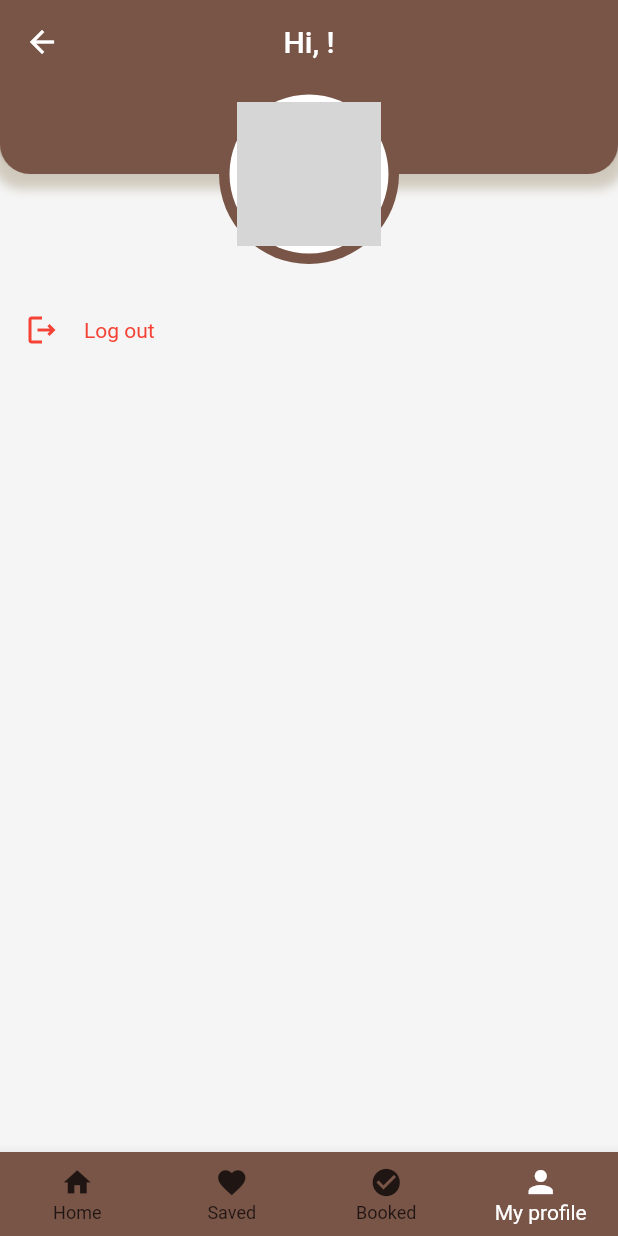
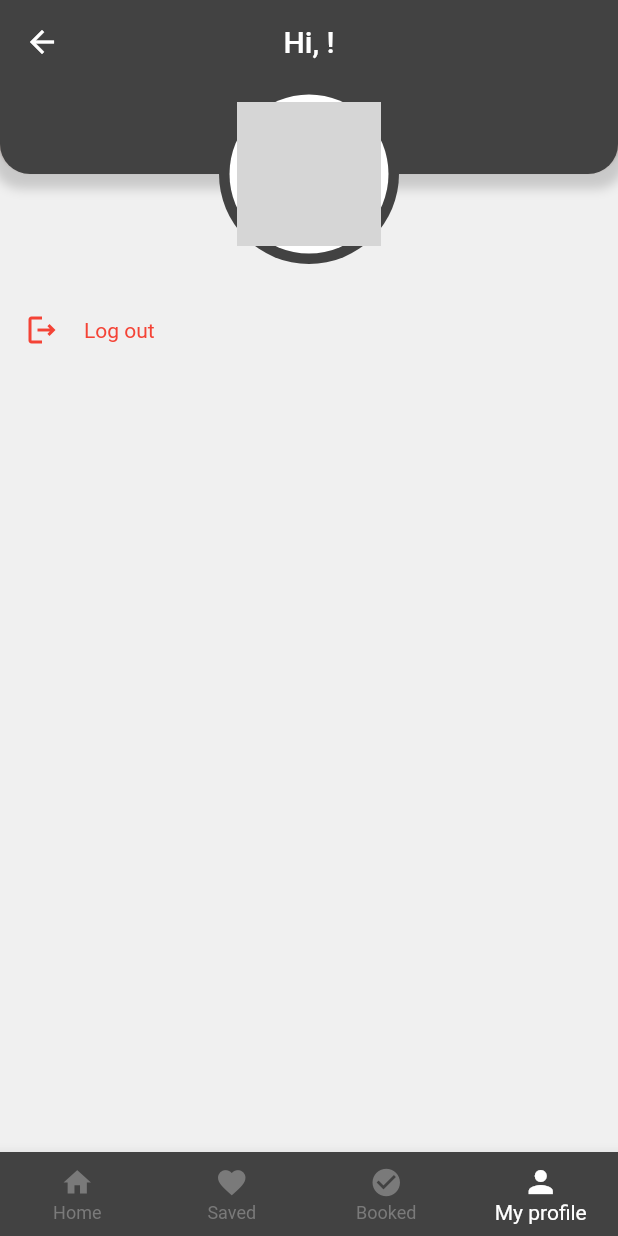
Before and after one commit to makjac/Flutter_HotelMotel_App, a Flutter app: the HomePage screen opened by its route, item 4 of the bottom bar chosen, on a phone screen of 412 x 824 dp. Run offline on Flutter 3.47's test engine with Material 2 defaults, Android fonts, the phone set to English and light mode, and no system bars; our stand-ins replace bloc, carousel_slider, cloud_firestore, equatable, firebase_analytics, firebase_auth and 8 more; accounts and stored records are empty; network calls fail; grey boxes are pictures that could not be loaded.

Commit message:
colors update

```diff
--- a/lib/screens/home_screens/profile/profile_header.dart
+++ b/lib/screens/home_screens/profile/profile_header.dart
@@ -34,7 +34,7 @@ class ProfileHeader extends StatelessWidget {
                       blurStyle: BlurStyle.normal,
                       spreadRadius: 0),
                   BoxShadow(
-                      color: Color.fromARGB(58, 83, 55, 2),
+                      color: Color.fromARGB(57, 67, 67, 67),
                       offset: Offset(0, 5),
                       //color: Colors.brown,
                       blurRadius: 5,
@@ -57,7 +57,7 @@ class ProfileHeader extends StatelessWidget {
       left: 0,
       right: 0,
       child: CircleAvatar(
-        backgroundColor: Colors.brown,
+        backgroundColor: Color.fromARGB(255, 66, 66, 66),
         radius: 60,
         child: CircleAvatar(
           backgroundColor: Colors.white,
--- a/lib/screens/hotel_screen/widgets/hotel_page_title.dart
+++ b/lib/screens/hotel_screen/widgets/hotel_page_title.dart
@@ -60,7 +60,6 @@ class HotelPageTitle extends StatelessWidget {
               number: (hotel.rating / 100) * 5,
               textPadding: 5,
               textScale: 1.3,
-              color: Colors.black,
             ),
           ),
         ),
--- a/lib/screens/hotel_screen/widgets/summary/hotel_summary.dart
+++ b/lib/screens/hotel_screen/widgets/summary/hotel_summary.dart
@@ -61,7 +61,6 @@ class _HotelSummaryState extends State<HotelSummary> {
               number: (hotel.rating / 100) * 5,
               textPadding: 5,
               textScale: 1.1,
-              color: Colors.black,
             ),
             const SizedBox(width: Insets.xs),
             _stars(width, hotel.rating),
--- a/lib/theme/colors.dart
+++ b/lib/theme/colors.dart
@@ -2,10 +2,10 @@ import 'package:flutter/material.dart';
 
 class InsetsColors {
   //main colors
-  static const Color backgroundColor = Color.fromARGB(255, 245, 245, 245);
+  static const Color backgroundColor = Color.fromARGB(255, 240, 240, 240);
 
   //AppBar
-  static const Color abBackgroundColor = Colors.brown;
+  static const Color abBackgroundColor = Color.fromARGB(255, 66, 66, 66);
 
   //effects
   static const Color splashColor = Color.fromARGB(34, 121, 85, 72);
@@ -19,18 +19,14 @@ class InsetsColors {
   static const Color authHeaderTextColor = Color.fromARGB(255, 55, 55, 55);
 
   //BottomNavigationBar
-  static const Color bnbBackgroundColor =
-      Colors.brown; //Color.fromARGB(255, 140, 101, 87);
+  static const Color bnbBackgroundColor = Color.fromARGB(255, 66, 66, 66);
   static const Color bnbSelectedItemColor = Colors.white;
-  static const Color bnbUnselectedItemColor = Color.fromARGB(255, 31, 21, 18);
+  static const Color bnbUnselectedItemColor =
+      Color.fromARGB(255, 122, 122, 122);
 
   //TextFormField
   static const Color tffFillColor = Color.fromARGB(148, 229, 229, 229);
   static const Color tffBorderColor = Color.fromARGB(255, 103, 103, 103);
-
-  // //ElevatedButton
-  // static const Color eButBackgroundColor = Color.fromARGB(255, 119, 74, 0);
-  // static const Color eButTextColor = Color.fromARGB(255, 253, 244, 225);
 
   //ElevatedButton
   static const Color eButBackgroundColor = Color.fromARGB(255, 80, 80, 80);
@@ -40,10 +36,10 @@ class InsetsColors {
   static const Color tButColor = Color.fromARGB(255, 80, 80, 80);
 
   //CircularProgressIndicator
-  static const Color cpiColor = Colors.brown;
+  static const Color cpiColor = Color.fromARGB(255, 0, 0, 0);
 
   // RatingBar
-  static Color? emptyStarColor = Colors.brown[100];
-  static Color? halfStarColor = Colors.brown[400];
-  static Color? fullStarColor = Colors.brown;
+  static Color? emptyStarColor = Colors.black12;
+  static Color? halfStarColor = Colors.black38;
+  static Color? fullStarColor = Colors.black;
 }
```
Also changed, not shown: lib/screens/home_screens/search/search_form.dart (+3 -5 lines), lib/widgets/cards/hotel_thumbnail.dart (+5 -4 lines), lib/widgets/score_bars/number_box.dart (+3 -4 lines).
